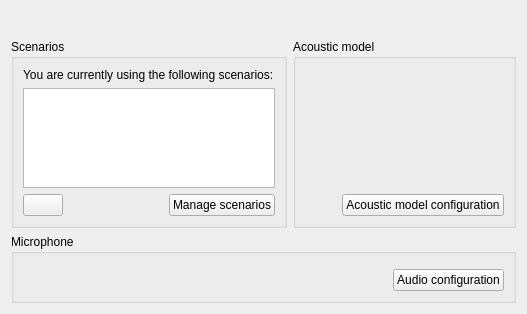
The window that simon/src/welcomepage.ui (KDE/simon) describes before a commit, drawn with Qt 5.
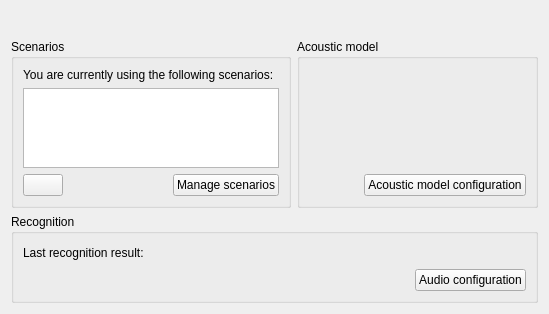
The same window after the commit. Custom widgets are drawn as their Qt base class.

Patch:
```diff
--- a/simon/src/welcomepage.ui
+++ b/simon/src/welcomepage.ui
@@ -6,7 +6,7 @@
    <rect>
     <x>0</x>
     <y>0</y>
-    <width>527</width>
+    <width>549</width>
     <height>314</height>
    </rect>
   </property>
@@ -17,11 +17,39 @@
    <item row="3" column="0" colspan="2">
     <widget class="QGroupBox" name="gbMicrophone">
      <property name="title">
-      <string>Microphone</string>
+      <string>Recognition</string>
      </property>
      <layout class="QVBoxLayout" name="verticalLayout">
       <item>
-       <widget class="VolumeWidget" name="wgVolumeWidget" native="true"/>
+       <layout class="QHBoxLayout" name="horizontalLayout_4">
+        <item>
+         <widget class="QLabel" name="lbRecognitionDesc">
+          <property name="text">
+           <string>Last recognition result:</string>
+          </property>
+         </widget>
+        </item>
+        <item>
+         <widget class="QLabel" name="lbRecognition">
+          <property name="text">
+           <string/>
+          </property>
+         </widget>
+        </item>
+        <item>
+         <spacer name="horizontalSpacer_4">
+          <property name="orientation">
+           <enum>Qt::Horizontal</enum>
+          </property>
+          <property name="sizeHint" stdset="0">
+           <size>
+            <width>40</width>
+            <height>20</height>
+           </size>
+          </property>
+         </spacer>
+        </item>
+       </layout>
       </item>
       <item>
        <layout class="QHBoxLayout" name="horizontalLayout">
@@ -161,12 +189,6 @@
    <extends>QPushButton</extends>
    <header>kpushbutton.h</header>
   </customwidget>
-  <customwidget>
-   <class>VolumeWidget</class>
-   <extends>QWidget</extends>
-   <header location="global">simonsound/volumewidget.h</header>
-   <container>1</container>
-  </customwidget>
  </customwidgets>
  <resources/>
  <connections/>
```
